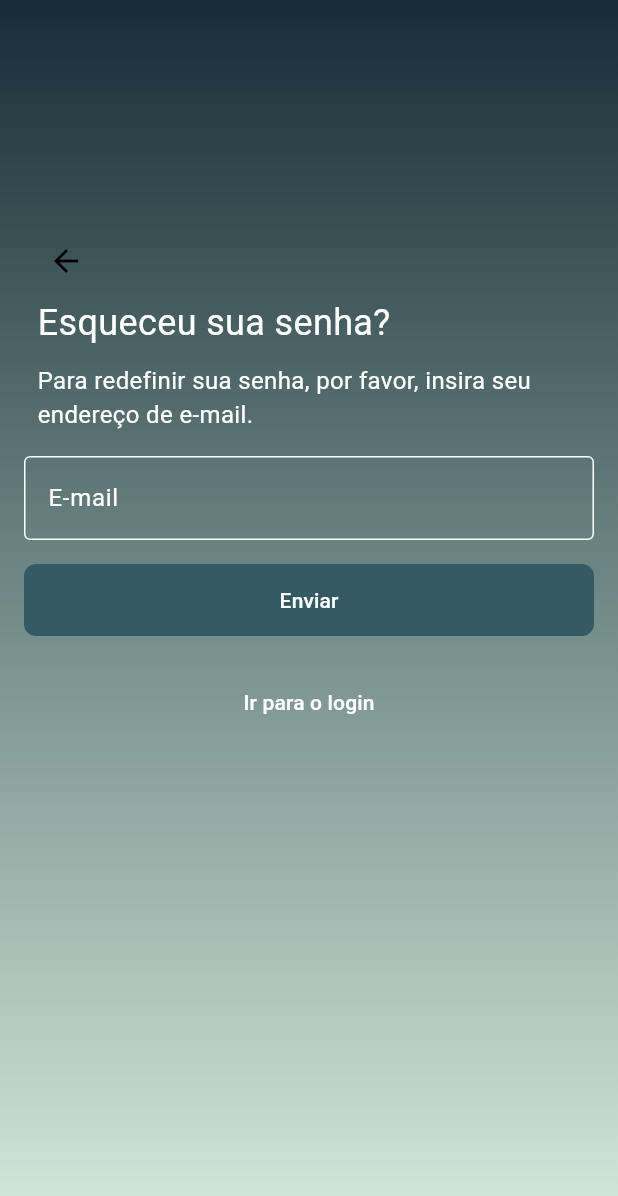
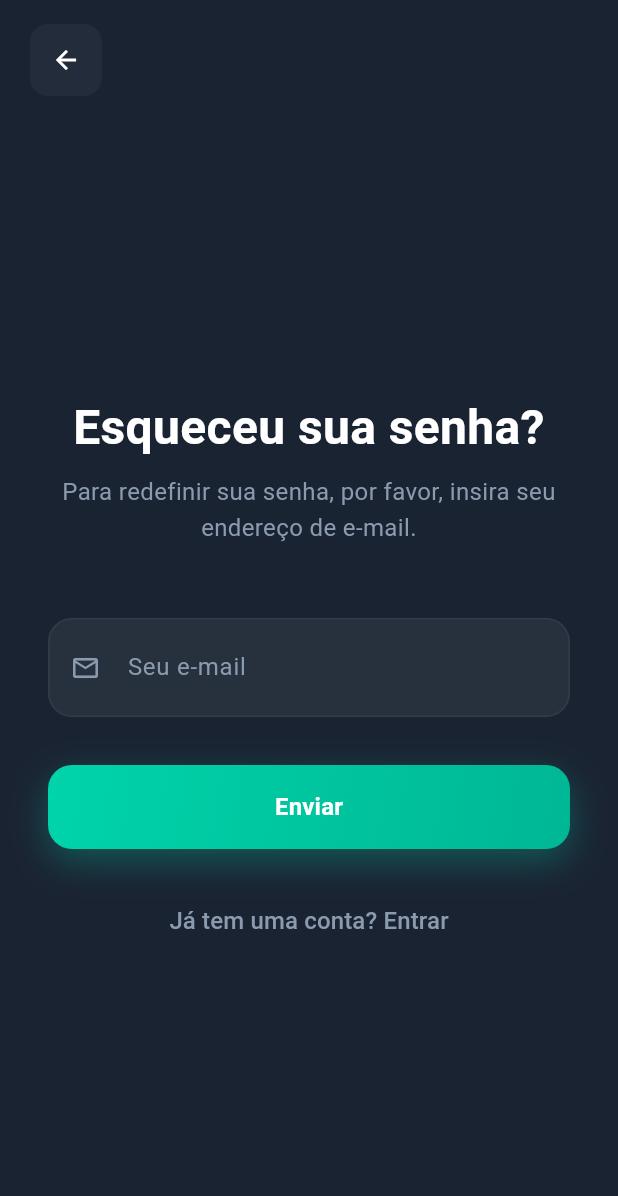
Before and after one commit to MarcelyMelo/DSI_grupo05_2025.1, a Flutter app: the ForgotPasswordScreen screen opened by its route, on a phone screen of 412 x 824 dp. Shown: the top 1196 px of the screen. Run offline on Flutter 3.47's test engine with Material 3 defaults, Android fonts, the phone set to English and light mode, and no system bars; our stand-ins replace cloud_firestore, firebase_auth, firebase_core, flutter_colorpicker, flutter_map, geolocator and 4 more; accounts and stored records are empty.

Commit message:
Novo design da página de esqueci a senha

```diff
--- a/lib/screens/forgot_password.dart
+++ b/lib/screens/forgot_password.dart
@@ -70,93 +70,179 @@ class _ForgotPasswordScreenState extends State<ForgotPasswordScreen> {
   @override
   Widget build(BuildContext context) {
     return Scaffold(
+      backgroundColor: Color(0xFF1A2332), // Cor de fundo escura consistente
       body: SafeArea(
+        child: SingleChildScrollView(
           child: Container(
-          decoration: BoxDecoration(
-            gradient: LinearGradient(
-              colors: [
-                AppColors.green,
-                AppColors.white,
-              ],
-              begin: Alignment.topCenter,
-              end: Alignment.bottomCenter,
-            ),
-          ),
+            height: MediaQuery.of(context).size.height - MediaQuery.of(context).padding.top,
             child: Column(
               children: [
-              SizedBox(height: 150),
-              Padding(
-                padding: EdgeInsets.only(left: 20),
-                child: Align(
-                  alignment: Alignment.topLeft,
+                // Header com botão de voltar
+                Container(
+                  padding: EdgeInsets.symmetric(horizontal: 20, vertical: 16),
+                  child: Row(
+                    children: [
+                      Container(
+                        decoration: BoxDecoration(
+                          color: Color(0xFF2A3441).withOpacity(0.5),
+                          borderRadius: BorderRadius.circular(12),
+                        ),
                         child: IconButton(
-                    icon: Icon(Icons.arrow_back),
-                    color: Colors.black,
+                          icon: Icon(
+                            Icons.arrow_back,
+                            color: Colors.white,
+                            size: 20,
+                          ),
                           onPressed: () {
                             Navigator.popAndPushNamed(context, "/login");
                           },
                         ),
                       ),
-              ),
-              Padding(
-                padding: const EdgeInsets.symmetric(
-                    horizontal: 25), // Adiciona margem nas laterais
-                child: Column(
-                  crossAxisAlignment: CrossAxisAlignment.start,
-                  children: [
-                    Text(
-                      'Esqueceu sua senha?',
-                      style: TextStyle(color: Colors.white, fontSize: 24),
-                    ),
-                    SizedBox(height: 10),
-                    Text(
-                      'Para redefinir sua senha, por favor, insira seu endereço de e-mail.',
-                      style: TextStyle(color: Colors.white, fontSize: 16),
-                      softWrap: true, // Garante quebra de linha
-                      textAlign: TextAlign
-                          .left, // Alinhamento esquerdo (mais natural para textos longos)
-                    ),
                     ],
                   ),
                 ),
-              Padding(
-                padding: const EdgeInsets.all(16),
-                child: MyTextField(
-                  controller: emailController,
-                  hintText: "E-mail",
+
+                // Espaço flexível para centralizar conteúdo
+                Expanded(
+                  child: Container(
+                    padding: EdgeInsets.symmetric(horizontal: 32),
+                    child: Column(
+                      mainAxisAlignment: MainAxisAlignment.center,
+                      crossAxisAlignment: CrossAxisAlignment.stretch,
+                      children: [
+                        // Título principal
+                        Text(
+                          'Esqueceu sua senha?',
+                          style: TextStyle(
+                            color: Colors.white,
+                            fontSize: 32,
+                            fontWeight: FontWeight.bold,
+                            height: 1.2,
+                          ),
+                          textAlign: TextAlign.center,
+                        ),
+
+                        SizedBox(height: 12),
+
+                        // Subtítulo
+                        Text(
+                          'Para redefinir sua senha, por favor, insira seu endereço de e-mail.',
+                          style: TextStyle(
+                            color: Color(0xFF8B9AAF),
+                            fontSize: 16,
+                            height: 1.5,
+                          ),
+                          textAlign: TextAlign.center,
+                        ),
+
+                        SizedBox(height: 48),
+
+                        // Campo de e-mail customizado
+                        Container(
+                          decoration: BoxDecoration(
+                            color: Color(0xFF2A3441).withOpacity(0.8),
+                            borderRadius: BorderRadius.circular(16),
+                            border: Border.all(
+                              color: Color(0xFF3A4753).withOpacity(0.5),
+                              width: 1,
                             ),
                           ),
-              Padding(
-                padding: const EdgeInsets.fromLTRB(16, 0, 16, 0),
-                child: Container(
-                  width: double.infinity,
+                          child: TextField(
+                            controller: emailController,
+                            style: TextStyle(
+                              color: Colors.white,
+                              fontSize: 16,
+                            ),
+                            decoration: InputDecoration(
+                              hintText: "Seu e-mail",
+                              hintStyle: TextStyle(
+                                color: Color(0xFF8B9AAF),
+                                fontSize: 16,
+                              ),
+                              prefixIcon: Container(
+                                padding: EdgeInsets.all(12),
+                                child: Icon(
+                                  Icons.email_outlined,
+                                  color: Color(0xFF8B9AAF),
+                                  size: 20,
+                                ),
+                              ),
+                              border: InputBorder.none,
+                              contentPadding: EdgeInsets.symmetric(
+                                horizontal: 20,
+                                vertical: 20,
+                              ),
+                            ),
+                          ),
+                        ),
+
+                        SizedBox(height: 32),
+
+                        // Botão de enviar
+                        Container(
+                          height: 56,
                           decoration: BoxDecoration(
-                    color: AppColors.blue,
-                    borderRadius: BorderRadius.circular(8),
+                            gradient: LinearGradient(
+                              colors: [
+                                Color(0xFF00D4AA),
+                                Color(0xFF00B794),
+                              ],
+                              begin: Alignment.topLeft,
+                              end: Alignment.bottomRight,
+                            ),
+                            borderRadius: BorderRadius.circular(16),
+                            boxShadow: [
+                              BoxShadow(
+                                color: Color(0xFF00D4AA).withOpacity(0.3),
+                                blurRadius: 20,
+                                offset: Offset(0, 8),
+                              ),
+                            ],
                           ),
                           child: TextButton(
                             onPressed: enviarEmailRecuperacao,
                             style: TextButton.styleFrom(
                               foregroundColor: Colors.white,
+                              shape: RoundedRectangleBorder(
+                                borderRadius: BorderRadius.circular(16),
                               ),
-                    child: Text("Enviar"),
+                            ),
+                            child: Text(
+                              "Enviar",
+                              style: TextStyle(
+                                fontSize: 16,
+                                fontWeight: FontWeight.w600,
+                                color: Colors.white,
                               ),
                             ),
                           ),
-              SizedBox(height: 20),
+                        ),
+
+                        SizedBox(height: 24),
+
+                        // Link para voltar ao login
                         TextButton(
                           onPressed: () {
                             Navigator.popAndPushNamed(context, "/login");
                           },
                           child: Text(
-                  "Ir para o login",
-                  style: TextStyle(color: Colors.white),
+                            "Já tem uma conta? Entrar",
+                            style: TextStyle(
+                              color: Color(0xFF8B9AAF),
+                              fontSize: 16,
+                              fontWeight: FontWeight.w500,
+                            ),
                           ),
                         ),
                       ],
                     ),
                   ),
                 ),
+              ],
+            ),
+          ),
+        ),
+      ),
     );
   }
 }
```
Also changed, not shown: pubspec.lock. Lines whose indentation alone changed are shown as unchanged.
